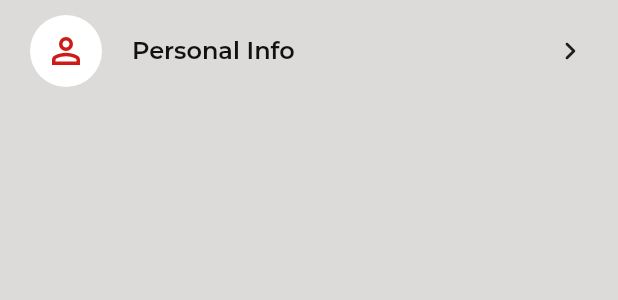
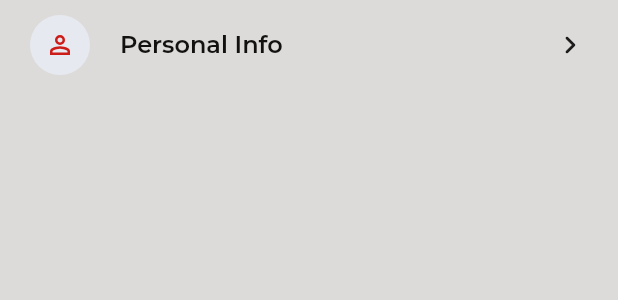
Before and after one commit to tulasireddytulasi/SpicyPickles, a Flutter app: the CardWidget widget shown alone on an empty page, opened directly, on a phone screen of 412 x 824 dp. Shown: the top 300 px of the screen. Run offline on Flutter 3.47's test engine with Material 3 defaults, Android fonts, the phone set to English and light mode, and no system bars; our stand-ins replace bloc, cached_network_image, equatable, flutter_bloc, flutter_svg, infinite_scroll_pagination and 2 more; network calls fail.

Commit message:
add: Updated UI

```diff
--- a/lib/presentation/profile/widget/card_widget.dart
+++ b/lib/presentation/profile/widget/card_widget.dart
@@ -25,14 +25,14 @@ class CardWidget extends StatelessWidget {
           children: [
             ClipOval(
               child: ColoredBox(
-                color: AppColors.white,
+                color: AppColors.lightBlue,
                 child: Padding(
                   padding: const EdgeInsets.all(10.0),
                   child: SvgPicture.asset(
                     iconUrl,
                     colorFilter: ColorFilter.mode(iconColor, BlendMode.srcIn),
-                    width: 28,
-                    height: 28,
+                    width: 20,
+                    height: 20,
                   ),
                 ),
               ),
```
Also changed, not shown: lib/presentation/profile/profile.dart (+12 -7 lines).
